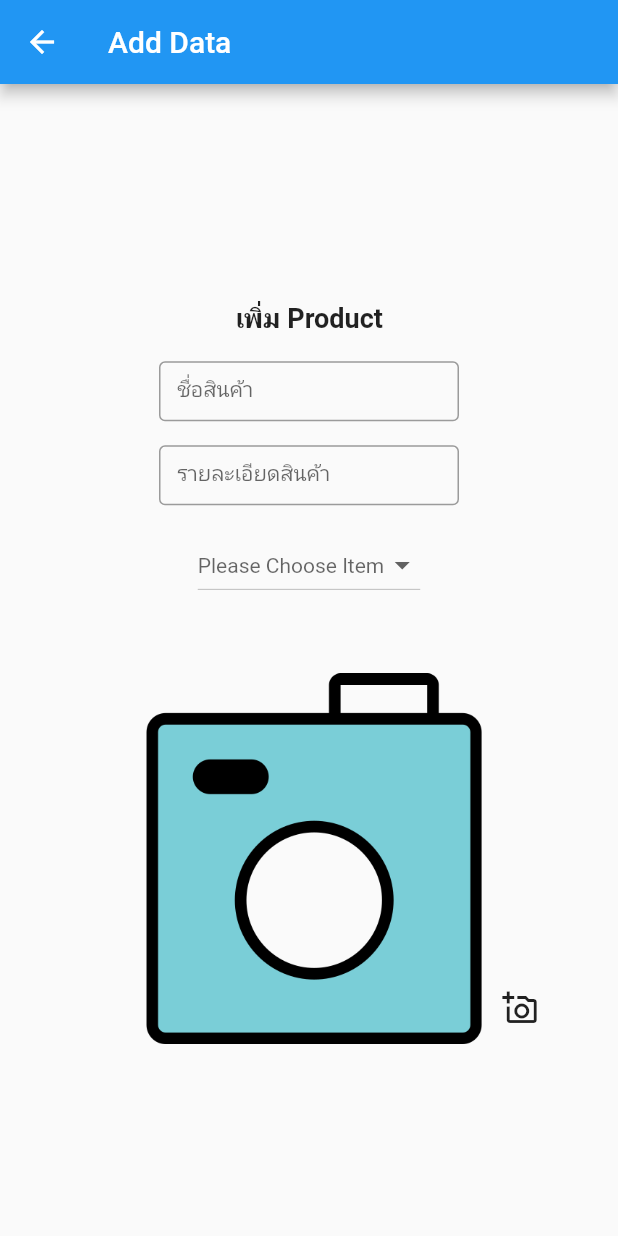
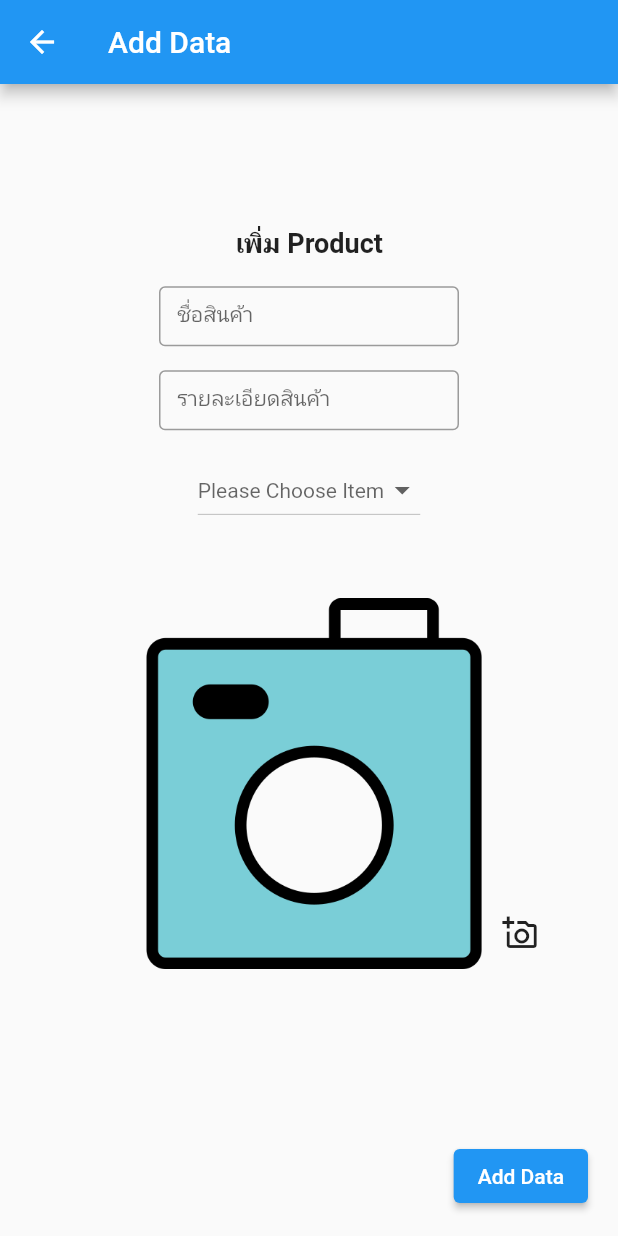
Before and after one commit to masterUNG/ShareQRcode, a Flutter app: the AddData screen opened by its route, after a tap on the "add a photo" icon, on a phone screen of 412 x 824 dp. Run offline on Flutter 3.47's test engine with Material 2 defaults, Android fonts, the phone set to English and light mode, and no system bars; our stand-ins replace cloud_firestore, firebase_auth, firebase_core, image_picker, qr_flutter; accounts and stored records are empty.

Commit message:
update 9Mar

```diff
--- a/lib/states/add_data.dart
+++ b/lib/states/add_data.dart
@@ -1,8 +1,11 @@
 // ignore_for_file: avoid_print
+
+import 'dart:io';
 
 import 'package:cloud_firestore/cloud_firestore.dart';
 import 'package:firebase_auth/firebase_auth.dart';
 import 'package:flutter/material.dart';
+import 'package:image_picker/image_picker.dart';
 import 'package:shareqrcode/models/favorite_link_model.dart';
 import 'package:shareqrcode/utility/my_constant.dart';
 import 'package:shareqrcode/utility/my_dialog.dart';
@@ -10,6 +13,7 @@ import 'package:shareqrcode/widgets/show_form.dart';
 import 'package:shareqrcode/widgets/show_image.dart';
 import 'package:shareqrcode/widgets/show_sizebox.dart';
 import 'package:shareqrcode/widgets/show_text.dart';
+import 'package:shareqrcode/widgets/showbutton.dart';
 
 class AddData extends StatefulWidget {
   const AddData({
@@ -21,17 +25,28 @@ class AddData extends StatefulWidget {
 }
 
 class _AddDataState extends State<AddData> {
-  String? uidLogin, nameItem, urlItem;
+  String? uidLogin, nameItem, urlItem, nameProduct, detailProduct;
   var itemDropdowns = <String>[];
   var favoriteLinkModels = <FavoriteLinkModel>[];
   String? chooseItemDropdown, tempChooseItem;
   var tempChooseItems = <String>[];
   var tempChooseItemsModels = <FavoriteLinkModel>[];
+  File? file;
+  var photoPaths = <String>[];
+  var files = <File>[];
 
   @override
   void initState() {
     super.initState();
     findUserData();
+  }
+
+  Future<void> processTakePhoto(ImageSource source) async {
+    var result = await ImagePicker()
+        .pickImage(source: source, maxWidth: 800, maxHeight: 800);
+    setState(() {
+      file = File(result!.path);
+    });
   }
 
   Future<void> findUserData() async {
@@ -55,12 +70,9 @@ class _AddDataState extends State<AddData> {
           itemDropdowns.add(favoriteLinkModel.nameItem);
           favoriteLinkModels.add(favoriteLinkModel);
         }
-
         itemDropdowns.add('+ Add New Item');
 
         setState(() {});
-
-        // print('##8March value ==> ${value.docs}');
       });
     });
   }
@@ -82,11 +94,15 @@ class _AddDataState extends State<AddData> {
                   const ShowSizeBox(),
                   newTitle(),
                   const ShowSizeBox(),
-                  ShowForm(label: 'ชื่อสินค้า', changeFunc: (String string) {}),
+                  ShowForm(
+                      label: 'ชื่อสินค้า',
+                      changeFunc: (String string) =>
+                          nameProduct = string.trim()),
                   const ShowSizeBox(),
                   ShowForm(
                       label: 'รายละเอียดสินค้า',
-                      changeFunc: (String string) {}),
+                      changeFunc: (String string) =>
+                          detailProduct = string.trim()),
                   const ShowSizeBox(),
                   newDropBox(context),
                   const ShowSizeBox(),
@@ -99,25 +115,59 @@ class _AddDataState extends State<AddData> {
                         Row(
                           mainAxisAlignment: MainAxisAlignment.center,
                           children: [
-                            ShowImage(
-                              path: 'images/camera.png',
-                              width: constraints.maxWidth * 0.6,
-                            ),
+                            file == null
+                                ? ShowImage(
+                                    path: 'images/camera.png',
+                                    width: constraints.maxWidth * 0.6,
+                                  )
+                                : SizedBox(width: constraints.maxWidth * 0.6,
+                                    child: Image.file(
+                                      file!,
+                                      fit: BoxFit.cover,
+                                    ),
+                                  ),
                           ],
                         ),
-                        Positioned(right: 0,bottom: 0,
+                        Positioned(
+                          right: 0,
+                          bottom: 0,
                           child: IconButton(
-                              onPressed: () {},
+                              onPressed: () =>
+                                  processTakePhoto(ImageSource.camera),
                               icon: const Icon(Icons.add_a_photo_outlined)),
                         )
                       ],
                     ),
+                  ),
+                  const ShowSizeBox(
+                    hight: 100,
                   )
                 ],
               );
             }),
           ),
         ),
+      ),
+      floatingActionButton: ShowButton(
+        label: 'Add Data',
+        pressFunc: () {
+          if ((nameProduct?.isEmpty ?? true) ||
+              (detailProduct?.isEmpty ?? true)) {
+            MyDialog(context: context).normalDialog(
+                'กรอกข้อมูล ไม่ครบ',
+                'กรอก ชื่อสินค้า และ รายละเอียดให้ครบ',
+                'OK',
+                () => Navigator.pop(context),
+                'images/image3.png');
+          } else if (tempChooseItems.isEmpty) {
+            MyDialog(context: context).normalDialog(
+                'ยังไม่เลือก Item',
+                'กรุณาเลือก Item ด้วย คะ',
+                'OK',
+                () => Navigator.pop(context),
+                'images/image2.png');
+          } else {}
+        },
       ),
     );
   }
--- a/lib/widgets/show_sizebox.dart
+++ b/lib/widgets/show_sizebox.dart
@@ -1,14 +1,16 @@
 import 'package:flutter/material.dart';
 
 class ShowSizeBox extends StatelessWidget {
+  final double? hight;
   const ShowSizeBox({
     Key? key,
+    this.hight,
   }) : super(key: key);
 
   @override
   Widget build(BuildContext context) {
     return SizedBox(
-      height: 16,
+      height: hight ?? 16,
       width: 16,
     );
   }
--- a/pubspec.yaml
+++ b/pubspec.yaml
@@ -39,6 +39,7 @@ dependencies:
   firebase_auth: ^3.3.9
   cloud_firestore: ^3.1.10
   url_launcher: ^6.0.20
+  image_picker: ^0.8.4+10
 
 dev_dependencies:
   flutter_test:
```
Also changed, not shown: pubspec.lock.
